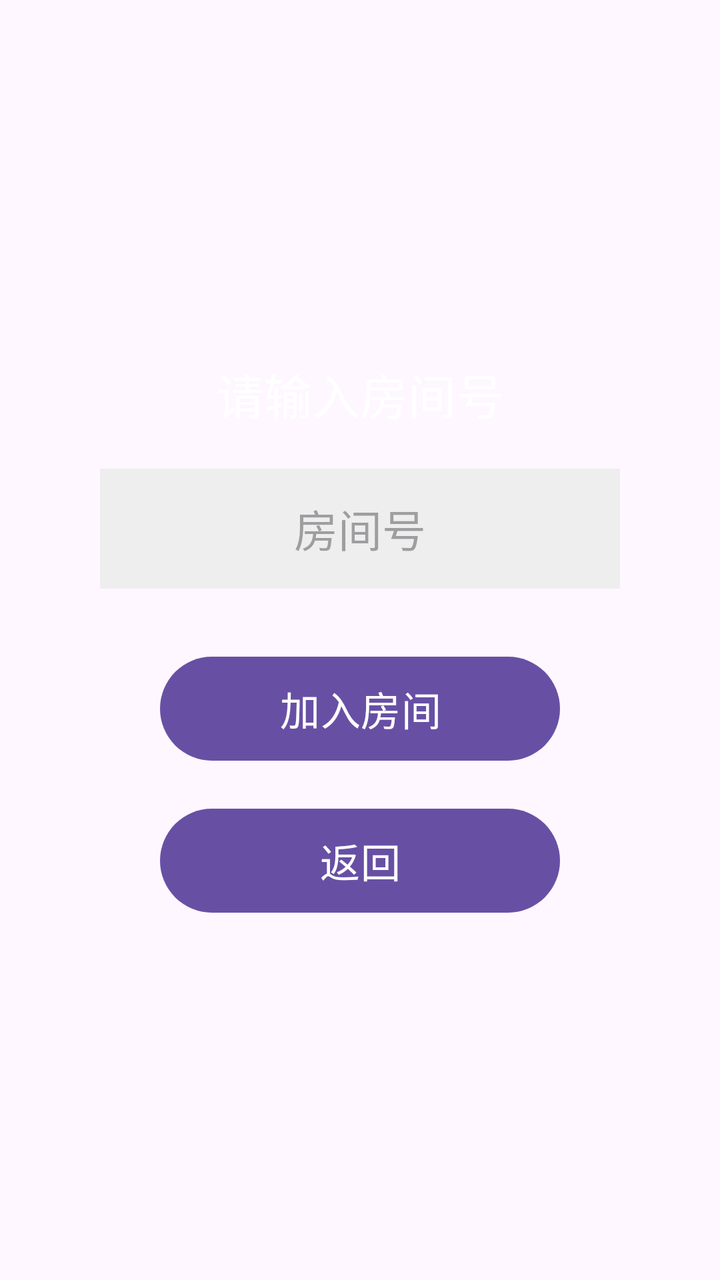
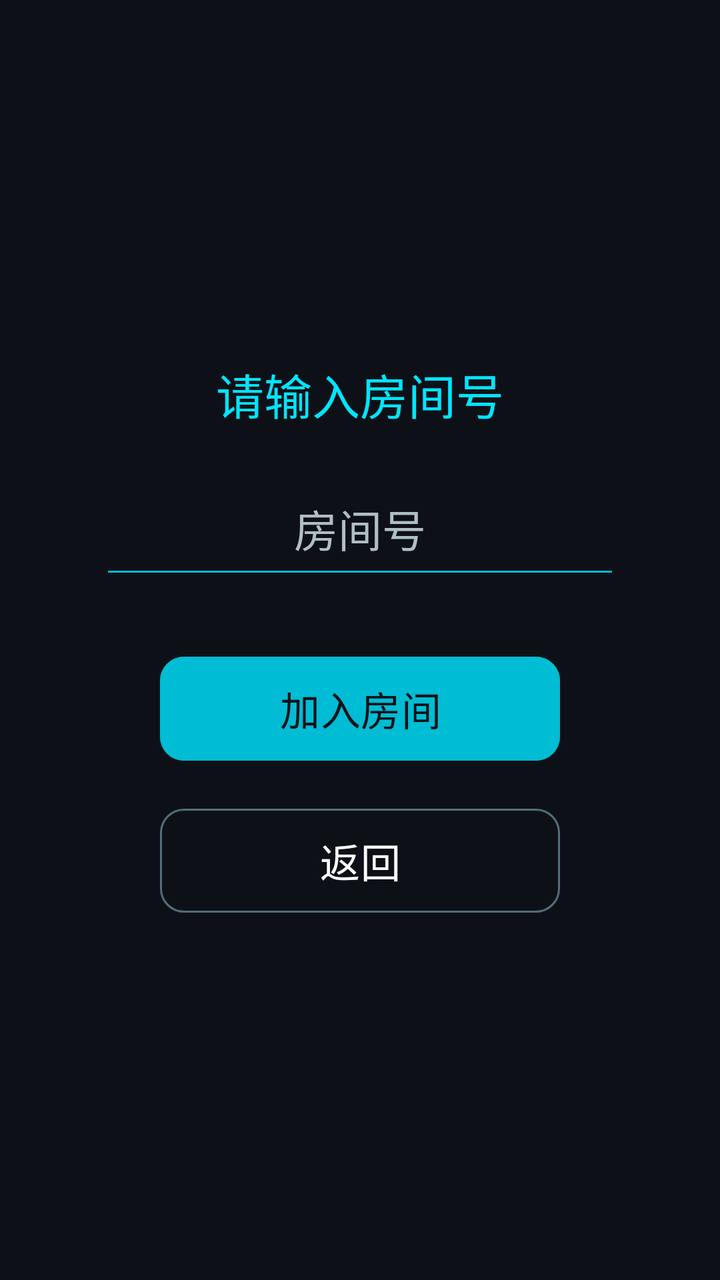

The first picture is an Android layout as it rendered before a commit; the second is the same layout after the commit. The layout source and the unified diff follow.
<!-- AndroidManifest.xml: application theme Theme.AircraftWar -->
<!-- res/layout/activity_room.xml -->
<?xml version="1.0" encoding="utf-8"?>
<LinearLayout xmlns:android="http://schemas.android.com/apk/res/android"
    android:layout_width="match_parent"
    android:layout_height="match_parent"
    android:gravity="center"
    android:orientation="vertical"
    android:padding="40dp">

    <TextView
        android:layout_width="wrap_content"
        android:layout_height="wrap_content"
        android:text="请输入房间号"
        android:textSize="24sp"
        android:textColor="#FFFFFF"
        android:layout_marginBottom="20dp" />

    <EditText
        android:id="@+id/et_room_id"
        android:layout_width="260dp"
        android:layout_height="60dp"
        android:inputType="text"
        android:maxLength="20"
        android:gravity="center"
        android:textSize="22sp"
        android:textColor="#000000"
        android:background="#EEEEEE"
        android:hint="房间号"
        android:padding="10dp"
        android:layout_marginBottom="30dp" />

    <Button
        android:id="@+id/btn_join"
        android:layout_width="200dp"
        android:layout_height="60dp"
        android:text="加入房间"
        android:textSize="20sp"
        android:layout_marginBottom="16dp" />

    <Button
        android:id="@+id/btn_back"
        android:layout_width="200dp"
        android:layout_height="60dp"
        android:text="返回"
        android:textSize="20sp" />

</LinearLayout>
<!-- resources referenced by this layout -->
<resources>
  <style name="Theme.AircraftWar" parent="Base.Theme.AircraftWar" />
  <style name="Base.Theme.AircraftWar" parent="Theme.Material3.DayNight.NoActionBar">
          
          
      </style>
</resources>

<!-- the commit's change to res/layout/activity_room.xml (unified diff, before → after) -->
@@ -1,17 +1,19 @@
 <?xml version="1.0" encoding="utf-8"?>
 <LinearLayout xmlns:android="http://schemas.android.com/apk/res/android"
+    xmlns:app="http://schemas.android.com/apk/res-auto"
     android:layout_width="match_parent"
     android:layout_height="match_parent"
     android:gravity="center"
     android:orientation="vertical"
-    android:padding="40dp">
+    android:padding="40dp"
+    android:background="@color/color_background">
 
     <TextView
         android:layout_width="wrap_content"
         android:layout_height="wrap_content"
         android:text="请输入房间号"
         android:textSize="24sp"
-        android:textColor="#FFFFFF"
+        android:textColor="@color/color_title"
         android:layout_marginBottom="20dp" />
 
     <EditText
@@ -22,8 +24,9 @@
         android:maxLength="20"
         android:gravity="center"
         android:textSize="22sp"
-        android:textColor="#000000"
-        android:background="#EEEEEE"
+        android:textColor="@color/color_text_primary"
+        android:textColorHint="@color/color_text_secondary"
+        android:backgroundTint="@color/color_button_stroke"
         android:hint="房间号"
         android:padding="10dp"
         android:layout_marginBottom="30dp" />
@@ -34,13 +37,20 @@
         android:layout_height="60dp"
         android:text="加入房间"
         android:textSize="20sp"
-        android:layout_marginBottom="16dp" />
+        android:backgroundTint="@color/color_button_stroke"
+        android:layout_marginBottom="16dp"
+        app:cornerRadius="12dp" />
 
     <Button
         android:id="@+id/btn_back"
+        style="@style/Widget.Material3.Button.OutlinedButton"
         android:layout_width="200dp"
         android:layout_height="60dp"
         android:text="返回"
-        android:textSize="20sp" />
+        android:textSize="20sp"
+        android:textColor="@color/color_text_primary"
+        app:strokeColor="@color/color_button_back"
+        app:strokeWidth="1dp"
+        app:cornerRadius="12dp" />
 
 </LinearLayout>
<!-- resource entries referenced after the edit -->
@@ -1,9 +1,20 @@
 <!-- resources referenced by this layout -->
 <resources>
+  <color name="color_background">#0D1117</color>
+  <color name="color_button_back">#546E7A</color>
+  <color name="color_button_stroke">#00BCD4</color>
+  <color name="color_text_primary">#FFFFFF</color>
+  <color name="color_text_secondary">#B0BEC5</color>
+  <color name="color_title">#00E5FF</color>
   <style name="Theme.AircraftWar" parent="Base.Theme.AircraftWar" />
   <style name="Base.Theme.AircraftWar" parent="Theme.Material3.DayNight.NoActionBar">
-          
-          
+          <item name="colorPrimary">#00BCD4</item>
+          <item name="colorPrimaryVariant">#00838F</item>
+          <item name="android:windowBackground">@color/color_background</item>
+          <item name="colorSurface">@color/color_card_bg</item>
+          <item name="colorOnSurface">@color/color_text_primary</item>
+          <item name="colorOnPrimary">@color/color_background</item>
       </style>
+  <color name="color_card_bg">#111827</color>
 </resources>
 
